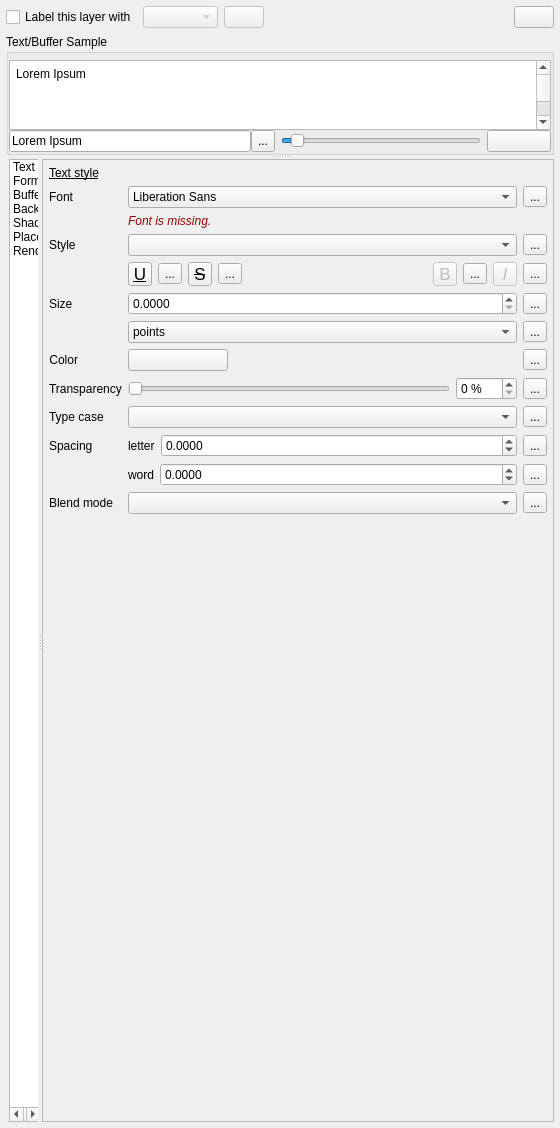
This is src/ui/qgslabelingguibase.ui in qgis/QGIS as Qt 5 draws it before an edit. The edited form follows.
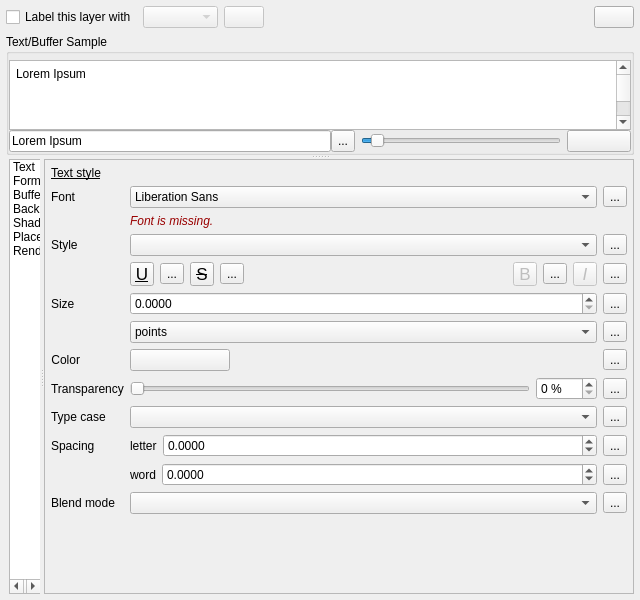
This is the edited form. Icons and pictures are not drawn. Custom widgets are drawn as their Qt base class.

Commit message:
[gui] Fix excessive fixed height of vector properties (actually labeling) dialog
- Should now fit on laptops with limited screen height

What changed in the file:
```diff
--- a/src/ui/qgslabelingguibase.ui
+++ b/src/ui/qgslabelingguibase.ui
@@ -6,8 +6,8 @@
    <rect>
     <x>0</x>
     <y>0</y>
-    <width>560</width>
-    <height>1128</height>
+    <width>640</width>
+    <height>600</height>
    </rect>
   </property>
   <property name="windowTitle">
@@ -129,7 +129,7 @@
      <property name="minimumSize">
       <size>
        <width>0</width>
-       <height>500</height>
+       <height>300</height>
       </size>
      </property>
      <property name="frameShape">
@@ -198,7 +198,7 @@
               <rect>
                <x>0</x>
                <y>0</y>
-               <width>525</width>
+               <width>605</width>
                <height>300</height>
               </rect>
              </property>
@@ -628,8 +628,8 @@
                       <rect>
                        <x>0</x>
                        <y>0</y>
-                       <width>501</width>
-                       <height>890</height>
+                       <width>566</width>
+                       <height>406</height>
                       </rect>
                      </property>
                      <layout class="QVBoxLayout" name="verticalLayout_2">
```
Left out of the diff: 24 changed lines with no effect on the pictures.
